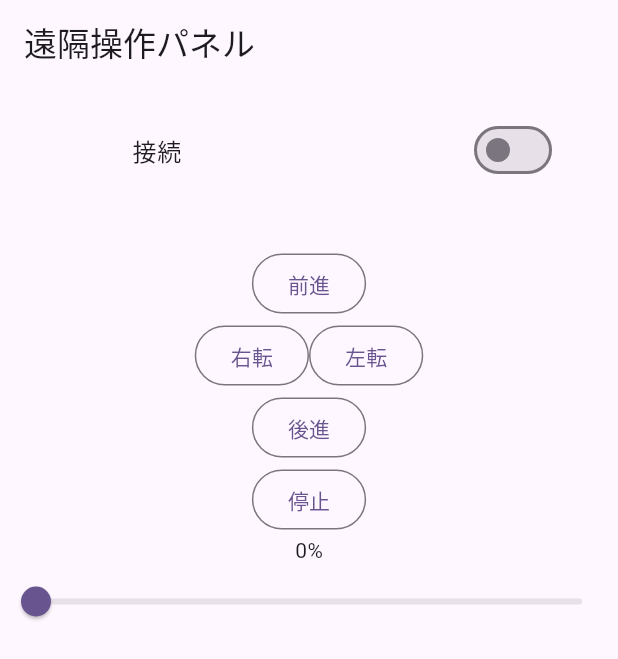
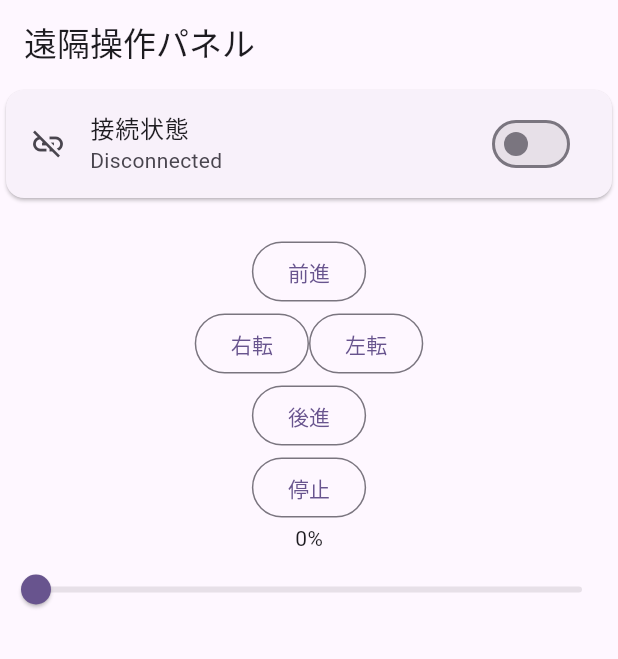
Before and after one commit to yuba-k/Fes2026, a Flutter app: the screen it shows after launch, on a phone screen of 412 x 824 dp. Shown: the top 659 px of the screen. Run offline on Flutter 3.47's test engine with Material 3 defaults, Android fonts, the light colour scheme and no system bars.

Commit message:
接続状態の表示を改善し、UIをカードでラップ

```diff
--- a/app/quadruped_controller/lib/main.dart
+++ b/app/quadruped_controller/lib/main.dart
@@ -72,15 +72,16 @@ class _MyHomePageState extends State<MyHomePage> {
       body: Center(
         child: Column(
           children: [
-            Padding(
-              padding: EdgeInsets.all(16),
+            Card(
               child: SwitchListTile(
-                title: const Text("接続"),
+                secondary: Icon(
+                  status ? Icons.link : Icons.link_off,
+                ),
+                title: const Text("接続状態"),
+                subtitle: Text(
+                  status ? "Connected" : "Disconnected",
+                ),
                 value: status,
-                secondary: const SizedBox(
-                  width: 40,
-                  height: 80,
-                ),
                 onChanged: connect,
               ),
             ),
```
